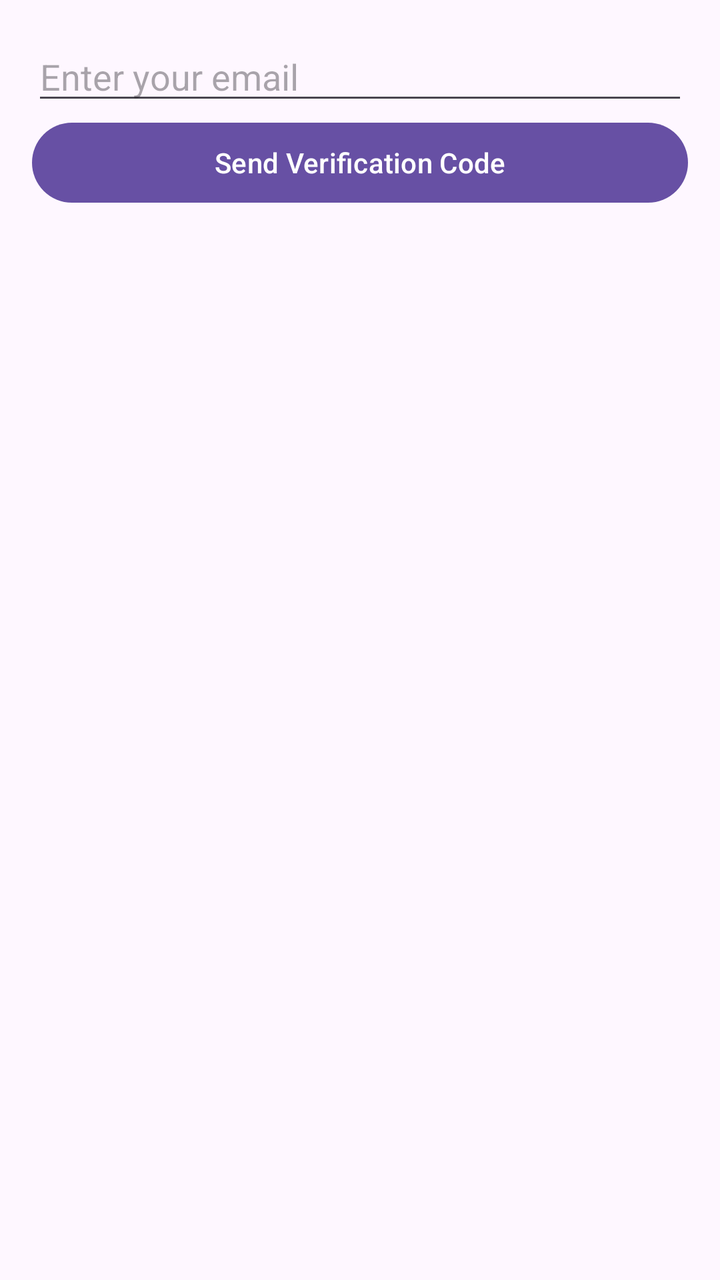
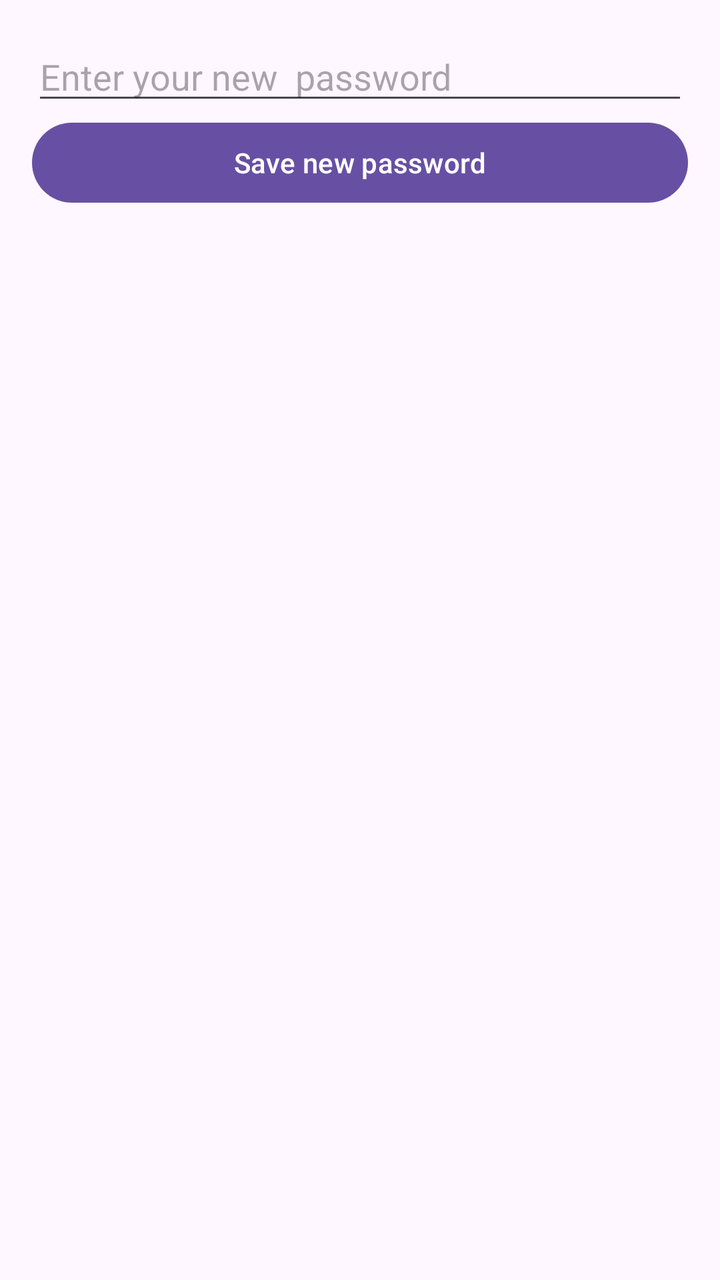

An Android layout rendered at two revisions. The XML below is the earlier revision; the diff shows what the commit changed to produce the second picture.
<!-- AndroidManifest.xml: application theme Theme.Project2_login -->
<!-- res/layout/activity_reset_password.xml -->
<LinearLayout xmlns:android="http://schemas.android.com/apk/res/android"
    android:layout_width="match_parent"
    android:layout_height="match_parent"
    android:orientation="vertical"
    android:padding="16dp">

    <EditText
        android:id="@+id/email"
        android:layout_width="match_parent"
        android:layout_height="wrap_content"
        android:hint="Enter your email" />

    <Button
        android:id="@+id/send_code_button"
        android:layout_width="match_parent"
        android:layout_height="wrap_content"
        android:text="Send Verification Code" />
</LinearLayout>
<!-- resources referenced by this layout -->
<resources>
  <style name="Theme.Project2_login" parent="Base.Theme.Project2_login" />
  <style name="Base.Theme.Project2_login" parent="Theme.Material3.DayNight.NoActionBar">
          
          
      </style>
</resources>

<!-- the commit's change to res/layout/activity_reset_password.xml (unified diff, before → after) -->
@@ -8,11 +8,11 @@
         android:id="@+id/email"
         android:layout_width="match_parent"
         android:layout_height="wrap_content"
-        android:hint="Enter your email" />
+        android:hint="Enter your new  password" />
 
     <Button
         android:id="@+id/send_code_button"
         android:layout_width="match_parent"
         android:layout_height="wrap_content"
-        android:text="Send Verification Code" />
+        android:text="Save new password" />
 </LinearLayout>
